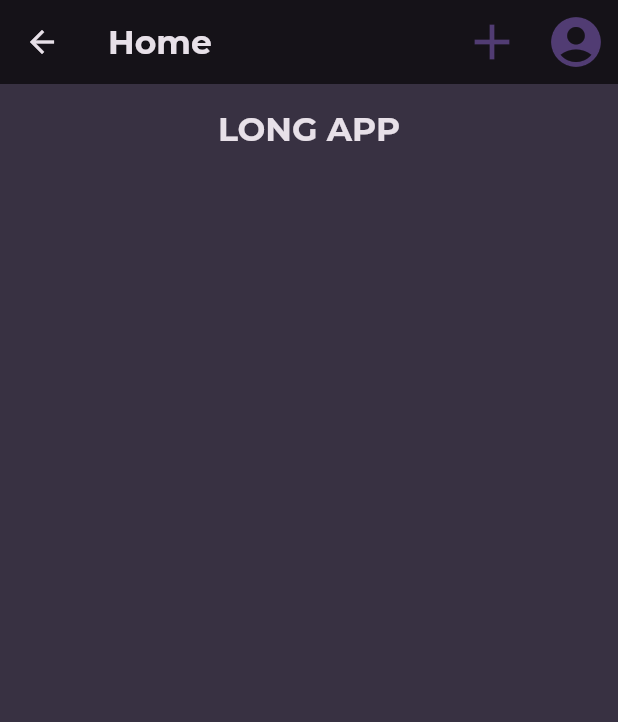
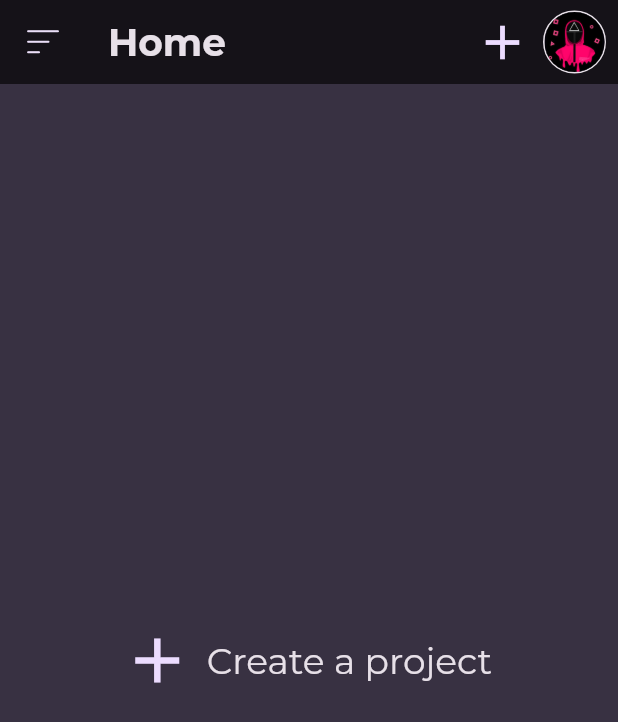
Before and after one commit to Priyanshu-Maikhuri/longApp, a Flutter app: the screen it shows after launch, after a tap on "Sign in with Google", on a phone screen of 412 x 824 dp. Shown: the top 722 px of the screen. Run offline on Flutter 3.47's test engine with Material 2 defaults, Android fonts, the phone set to English and light mode, and no system bars; our stand-ins replace connectivity, firebase_auth, firebase_core, flutter_svg, google_fonts, google_sign_in; accounts and stored records are empty.

Commit message:
add a project

```diff
--- a/lib/Resources/TextManager.dart
+++ b/lib/Resources/TextManager.dart
@@ -1,4 +1,4 @@
 class TextManager {
   static const String signInGoogle = "Sign in with Google";
-  static const String noRoutes = "No ROute found";
+  static const String noRoutes = "No Route found";
 }
--- /dev/null
+++ b/lib/Resources/valuesManager.dart
@@ -0,0 +1,10 @@
+class AppInsets {
+  static const double e8 = 8.0;
+  static const double e12 = 12.0;
+  static const double e14 = 14.0;
+  static const double e16 = 16.0;
+  static const double e18 = 18.0;
+  static const double e20 = 20.0;
+  static const double e30 = 30.0;
+  static const double e40 = 40.0;
+}
--- a/lib/main.dart
+++ b/lib/main.dart
@@ -12,7 +12,9 @@ Future<void> main() async {
   try {
     await Firebase.initializeApp();
     print("Success");
-  } catch (e) {}
+  } catch (e) {
+    print('anything');
+  }
 
   runApp(const MyApp());
 }
@@ -37,9 +39,9 @@ class MyApp extends StatelessWidget {
         scaffoldBackgroundColor: kColorScheme.background,
         useMaterial3: true,
         textTheme: const TextTheme().copyWith(
-          titleLarge: GoogleFonts.montserrat(fontWeight: FontWeight.bold),
-          titleMedium: GoogleFonts.montserrat(fontWeight: FontWeight.bold),
-          titleSmall: GoogleFonts.montserrat(fontWeight: FontWeight.bold),
+          titleLarge: GoogleFonts.montserrat(fontSize: 25, fontWeight: FontWeight.bold),
+          titleMedium: GoogleFonts.montserrat(fontSize: 21, fontWeight: FontWeight.bold),
+          titleSmall: GoogleFonts.montserrat(fontSize: 16, fontWeight: FontWeight.bold),
         ),
         fontFamily: GoogleFonts.montserrat().fontFamily,
       ),
--- a/lib/screen/home.dart
+++ b/lib/screen/home.dart
@@ -1,39 +1,61 @@
 import 'package:flutter/material.dart';
+import 'package:flutter_svg/flutter_svg.dart';
+import 'package:longapp/Resources/valuesManager.dart';
 
 class HomeScreen extends StatelessWidget {
   const HomeScreen({super.key});
 
+  void addProject() {}
+
   @override
   Widget build(BuildContext context) {
+      final theme = Theme.of(context);
     return Scaffold(
         appBar: AppBar(
+          automaticallyImplyLeading: false,
           title: const Text('Home'),
+          leading: IconButton(
+            icon: SvgPicture.asset(
+              'assets/images/menu.svg',
+              height: 40,
+              color: theme.colorScheme.onSecondaryContainer,
+            ),
+            onPressed: () {},
+          ),
           actions: [
             IconButton(
-            icon: Icon(Icons.add,
-                color: Theme.of(context).colorScheme.primaryContainer,
-                size: 40),
-            onPressed: null,
+              icon: Icon(Icons.add_outlined,
+                  color: theme.colorScheme.onPrimaryContainer,
+                  size: 38),
+              onPressed: addProject,
             ),
-          IconButton(
-              onPressed: null,
-              icon: Icon(Icons.account_circle,
-                  color: Theme.of(context).colorScheme.primaryContainer,
-                  size: 40))
+            Container(
+              margin: const EdgeInsets.only(right: AppInsets.e8),
+                decoration: BoxDecoration(
+                  shape: BoxShape.circle,
+                  border: Border.all(
+                    color: theme.colorScheme.onBackground, // Border color
+                    width: 1, // Border width
+                  ),
+                ),
+                child: ClipOval(
+                  child: CircleAvatar(
+                      backgroundColor: theme.colorScheme.onSecondaryContainer,
+                      child: Image.asset('assets/images/profile.jpeg',
+                          fit: BoxFit.cover)),
+                ))
           ],
         ),
         body: Padding(
-          padding: const EdgeInsets.all(16),
+            padding: const EdgeInsets.all(AppInsets.e16),
             child: Center(
-              child: Column(
-            children: [
-              Text(
-                'LONG APP',
-                style: Theme.of(context).textTheme.titleLarge!.copyWith(
-                    color: Theme.of(context).colorScheme.onBackground),
+                child: TextButton.icon(
+                    icon: Icon(
+                      Icons.add_outlined,
+                      color: theme.colorScheme.onPrimaryContainer, //Colors.grey,
+                      size: 50,
                     ),
-            ],
-          ))),
-    );
+                    label: Text('Create a project', style: theme.textTheme.headlineSmall,),
+                    onPressed: addProject))));
   }
 }
--- a/pubspec.yaml
+++ b/pubspec.yaml
@@ -42,6 +42,7 @@ dependencies:
   # Use with the CupertinoIcons class for iOS style icons.
   cupertino_icons: ^1.0.2
   google_fonts: ^5.1.0
+  flutter_svg: ^2.0.7
 
 dev_dependencies:
   flutter_test:
@@ -66,7 +67,7 @@ flutter:
 
   # To add assets to your application, add an assets section, like this:
   assets:
-    - assets/images/google.png
+    - assets/images/
   #   - images/a_dot_ham.jpeg
 
   # An image asset can refer to one or more resolution-specific "variants", see
```
Also changed, not shown: assets/images/menu.svg (added), assets/images/profile.jpeg (added), lib/Resources/colorManager.dart (added), pubspec.lock, 1 other file. Lines whose indentation alone changed are shown as unchanged.
